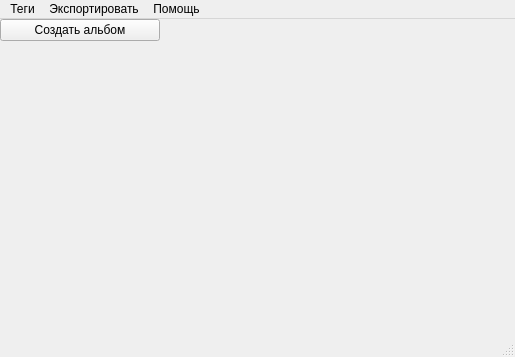
Old version of the form files/main_window.ui in the repository Mooro869/PhotoCollection.
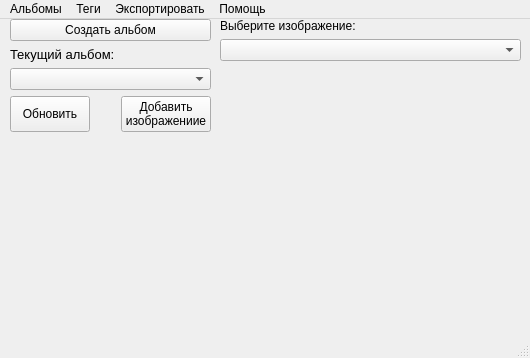
New version of the form.

Patch:
```diff
--- a/files/main_window.ui
+++ b/files/main_window.ui
@@ -9,20 +9,32 @@
    <rect>
     <x>0</x>
     <y>0</y>
-    <width>515</width>
-    <height>357</height>
+    <width>530</width>
+    <height>358</height>
    </rect>
   </property>
+  <property name="sizePolicy">
+   <sizepolicy hsizetype="Preferred" vsizetype="Preferred">
+    <horstretch>0</horstretch>
+    <verstretch>0</verstretch>
+   </sizepolicy>
+  </property>
   <property name="windowTitle">
    <string>Photo Collection</string>
   </property>
   <widget class="QWidget" name="centralwidget">
+   <property name="sizePolicy">
+    <sizepolicy hsizetype="Expanding" vsizetype="Expanding">
+     <horstretch>0</horstretch>
+     <verstretch>0</verstretch>
+    </sizepolicy>
+   </property>
    <widget class="QWidget" name="formLayoutWidget">
     <property name="geometry">
      <rect>
-      <x>0</x>
+      <x>10</x>
       <y>0</y>
-      <width>160</width>
+      <width>201</width>
       <height>321</height>
      </rect>
     </property>
@@ -30,7 +42,7 @@
      <item row="0" column="0" colspan="2">
       <widget class="QPushButton" name="create_alb">
        <property name="sizePolicy">
-        <sizepolicy hsizetype="Expanding" vsizetype="Fixed">
+        <sizepolicy hsizetype="Preferred" vsizetype="Preferred">
          <horstretch>0</horstretch>
          <verstretch>0</verstretch>
         </sizepolicy>
@@ -40,30 +52,112 @@
        </property>
       </widget>
      </item>
+     <item row="1" column="0">
+      <widget class="QLabel" name="label">
+       <property name="font">
+        <font>
+         <pointsize>10</pointsize>
+        </font>
+       </property>
+       <property name="text">
+        <string>Текущий альбом:</string>
+       </property>
+      </widget>
+     </item>
+     <item row="3" column="0" colspan="2">
+      <widget class="QComboBox" name="comboBox_album">
+       <property name="sizePolicy">
+        <sizepolicy hsizetype="Preferred" vsizetype="Preferred">
+         <horstretch>0</horstretch>
+         <verstretch>0</verstretch>
+        </sizepolicy>
+       </property>
+       <property name="currentText">
+        <string/>
+       </property>
+      </widget>
+     </item>
+     <item row="4" column="1">
+      <widget class="QPushButton" name="add_image">
+       <property name="sizePolicy">
+        <sizepolicy hsizetype="Preferred" vsizetype="Preferred">
+         <horstretch>0</horstretch>
+         <verstretch>0</verstretch>
+        </sizepolicy>
+       </property>
+       <property name="text">
+        <string>Добавить
+изображениие</string>
+       </property>
+      </widget>
+     </item>
+     <item row="1" column="1">
+      <widget class="QLabel" name="cur_alb">
+       <property name="text">
+        <string/>
+       </property>
+      </widget>
+     </item>
+     <item row="4" column="0">
+      <widget class="QPushButton" name="upgrage_btn">
+       <property name="sizePolicy">
+        <sizepolicy hsizetype="Preferred" vsizetype="Preferred">
+         <horstretch>0</horstretch>
+         <verstretch>0</verstretch>
+        </sizepolicy>
+       </property>
+       <property name="text">
+        <string>Обновить</string>
+       </property>
+      </widget>
+     </item>
     </layout>
    </widget>
    <widget class="QWidget" name="formLayoutWidget_2">
     <property name="geometry">
      <rect>
-      <x>160</x>
+      <x>220</x>
       <y>0</y>
-      <width>351</width>
+      <width>301</width>
       <height>321</height>
      </rect>
     </property>
-    <layout class="QFormLayout" name="list_files"/>
+    <layout class="QFormLayout" name="list_files">
+     <item row="0" column="0" colspan="2">
+      <widget class="QLabel" name="label_2">
+       <property name="text">
+        <string>Выберите изображение:</string>
+       </property>
+      </widget>
+     </item>
+     <item row="1" column="0" colspan="2">
+      <widget class="QComboBox" name="comboBox_image">
+       <property name="sizePolicy">
+        <sizepolicy hsizetype="Preferred" vsizetype="Preferred">
+         <horstretch>0</horstretch>
+         <verstretch>0</verstretch>
+        </sizepolicy>
+       </property>
+      </widget>
+     </item>
+    </layout>
    </widget>
   </widget>
-  <widget class="QStatusBar" name="statusbar"/>
   <widget class="QMenuBar" name="menubar">
    <property name="geometry">
     <rect>
      <x>0</x>
      <y>0</y>
-     <width>515</width>
+     <width>530</width>
      <height>18</height>
     </rect>
    </property>
+   <property name="sizePolicy">
+    <sizepolicy hsizetype="Preferred" vsizetype="Preferred">
+     <horstretch>0</horstretch>
+     <verstretch>0</verstretch>
+    </sizepolicy>
+   </property>
    <widget class="QMenu" name="help">
     <property name="title">
      <string>Помощь</string>
@@ -88,10 +182,22 @@
     <addaction name="export_txt"/>
     <addaction name="export_csv"/>
    </widget>
+   <widget class="QMenu" name="albums">
+    <property name="title">
+     <string>Альбомы</string>
+    </property>
+    <addaction name="del_album"/>
+    <addaction name="edit_album"/>
+    <addaction name="del_image"/>
+    <addaction name="separator"/>
+    <addaction name="all_album"/>
+   </widget>
+   <addaction name="albums"/>
    <addaction name="tags"/>
    <addaction name="export_2"/>
    <addaction name="help"/>
   </widget>
+  <widget class="QStatusBar" name="statusbar"/>
   <action name="about">
    <property name="text">
     <string>О приложении</string>
```
Left out of the diff: 66 changed lines with no effect on the pictures.
